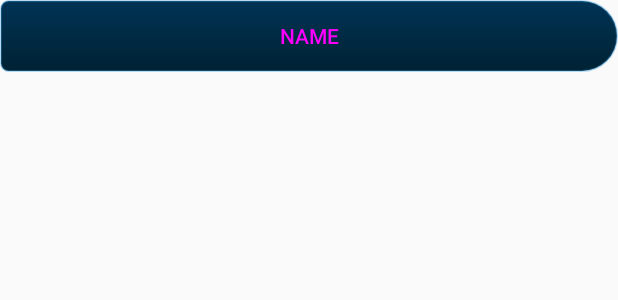
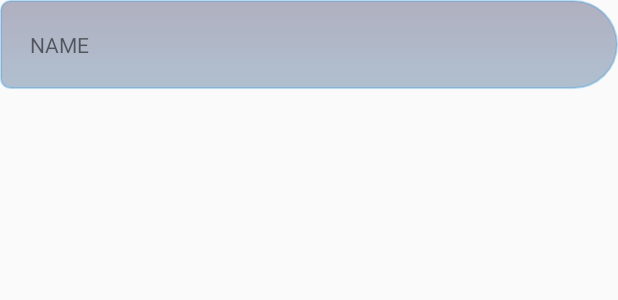
Before and after one commit to Turlough/AndroidTreeView, an Android app: the layout tree_view_item.xml on its own in the app's theme, with its tools: preview values and no code run, on a phone screen of 412 x 824 dp. Shown: the top 300 px of the screen. Run offline under Robolectric (Android 15) with nearby library versions, the phone set to English and light mode, and no system bars.

```diff
--- a/app/src/main/java/net/overc/android/treeview/TreeViewPopup.java
+++ b/app/src/main/java/net/overc/android/treeview/TreeViewPopup.java
@@ -11,6 +11,7 @@ import android.view.View;
 import android.view.Window;
 import android.view.WindowManager;
 import android.widget.Button;
+import android.widget.TextView;
 
 import java.util.Collection;
 
@@ -27,7 +28,7 @@ public class TreeViewPopup extends Dialog {
     ViewTreeProvider provider;
 
     @BindView(R.id.name)
-    Button title;
+    TextView title;
     @BindView(R.id.children)
     RecyclerView children;
 
--- a/app/src/main/java/net/overc/android/treeview/ViewModelAdapter.java
+++ b/app/src/main/java/net/overc/android/treeview/ViewModelAdapter.java
@@ -9,6 +9,7 @@ import android.view.View;
 import android.view.ViewGroup;
 import android.widget.Button;
 import android.widget.ImageView;
+import android.widget.TextView;
 
 import java.util.ArrayList;
 import java.util.Collection;
@@ -100,7 +101,7 @@ public class ViewModelAdapter extends RecyclerView.Adapter<ViewModelAdapter.Perm
     static class PermissionHolder extends RecyclerView.ViewHolder {
 
         ImageView ivSelect;
-        Button tvTitle;
+        TextView tvTitle;
         View rootView;
         RecyclerView lvChildren;
 
@@ -109,7 +110,7 @@ public class ViewModelAdapter extends RecyclerView.Adapter<ViewModelAdapter.Perm
             super(itemView);
             rootView = itemView;
 //            ivSelect = (ImageView) itemView.findViewById(R.id.iv_item_permissions);
-            tvTitle = (Button) itemView.findViewById(R.id.name);
+            tvTitle = (TextView) itemView.findViewById(R.id.name);
             lvChildren = (RecyclerView) itemView.findViewById(R.id.children);
 
 
--- a/app/src/main/res/drawable/tree_view_item_name_drawable_not_pressed.xml
+++ b/app/src/main/res/drawable/tree_view_item_name_drawable_not_pressed.xml
@@ -11,8 +11,8 @@
         android:bottomRightRadius="70dp"
         android:topRightRadius="70dp" />
     <gradient
-        android:endColor="#f023"
-        android:startColor="#f035"
+        android:startColor="#eaab"
+        android:endColor="#eabc"
         android:angle="270" />
 
 </shape>
--- a/app/src/main/res/layout/tree_view_item.xml
+++ b/app/src/main/res/layout/tree_view_item.xml
@@ -6,12 +6,12 @@
                 android:layout_height="wrap_content"
                 tools:context="net.overc.android.treeview.MainActivity">
 
-    <Button
+    <TextView
         android:id="@+id/name"
         android:layout_width="match_parent"
         android:layout_height="wrap_content"
+        android:padding="20dp"
         android:background="@drawable/tree_view_item_name_drawable_not_pressed"
-        android:textColor="@android:drawable/btn_dialog"
         android:text="NAME"/>
 
     <android.support.v7.widget.RecyclerView
```
Also changed, not shown: app/src/main/java/net/overc/android/treeview/ViewModel.java (+10 -1 lines), app/src/main/res/drawable/tree_view_item_name_drawable_pressed.xml (+10 -10 lines).
